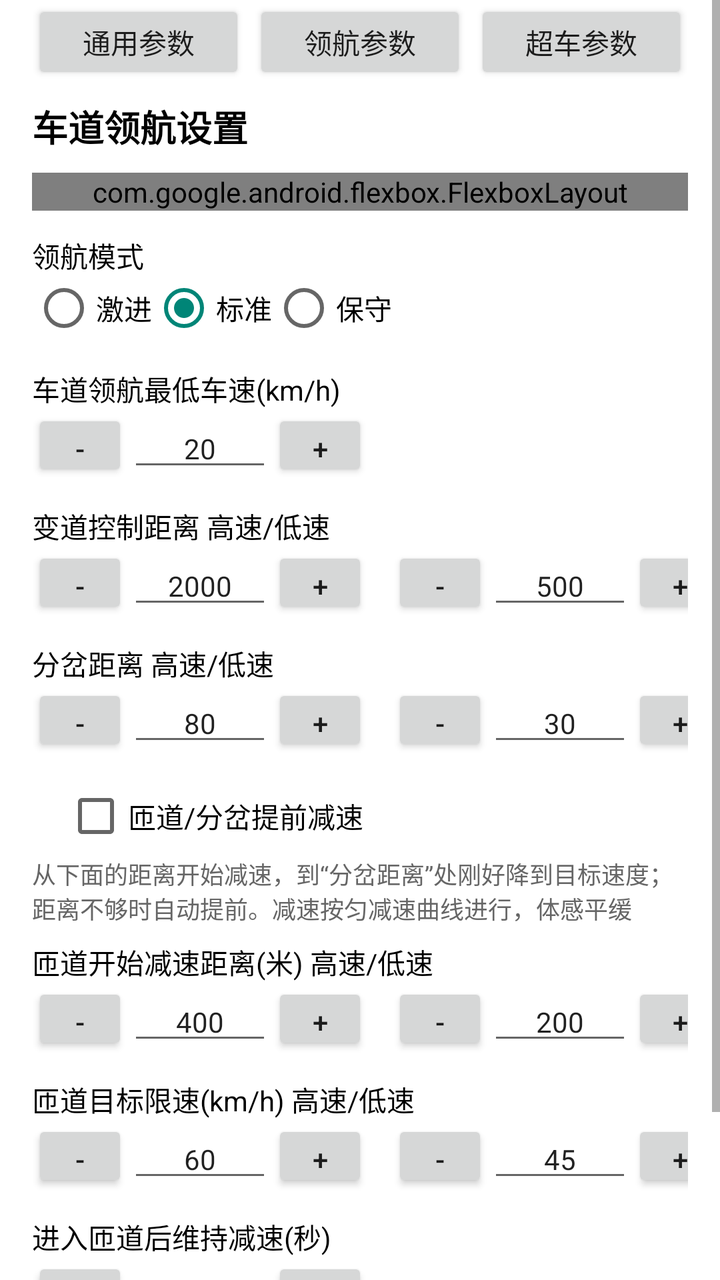
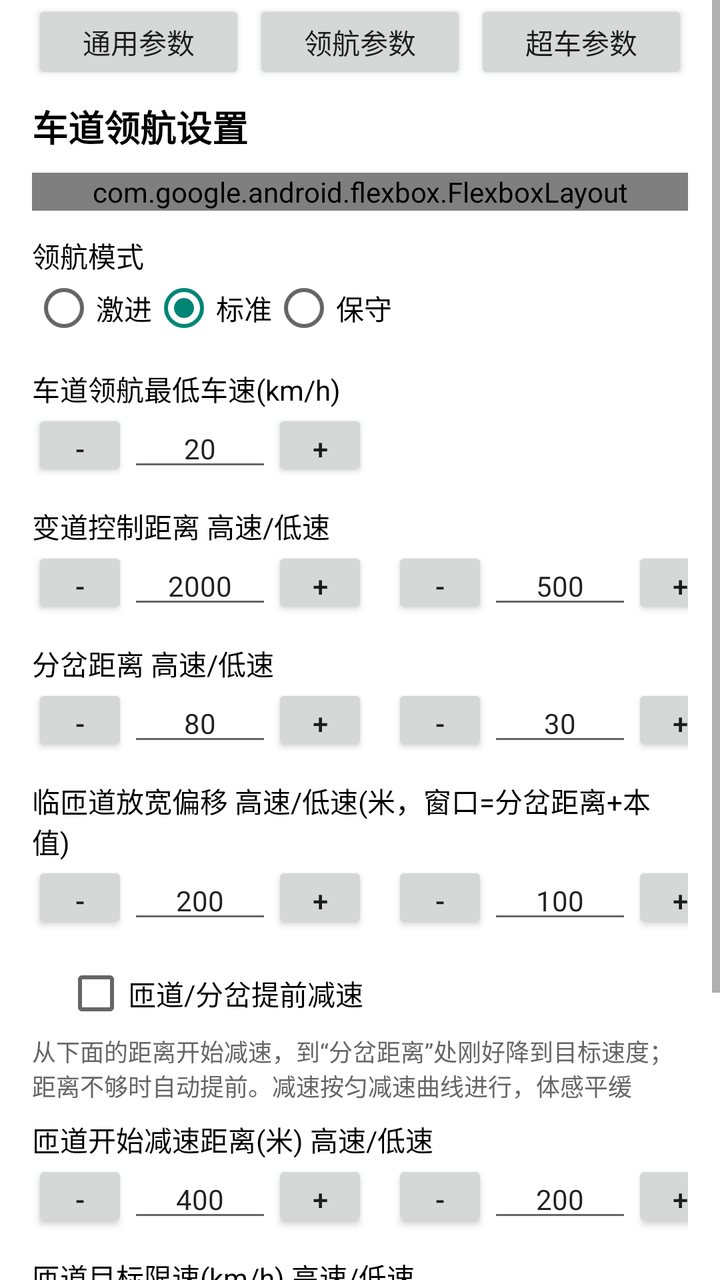

Screens rendered from an Android XML layout before and after an edit, with the pre-edit source and the edit as a unified diff.
<!-- AndroidManifest.xml: activity theme Theme.AppCompat.Light.NoActionBar -->
<!-- res/layout/activity_nav_setting.xml -->
<?xml version="1.0" encoding="utf-8"?>
<ScrollView xmlns:android="http://schemas.android.com/apk/res/android"
    xmlns:app="http://schemas.android.com/apk/res-auto"
    android:id="@+id/navSettingScrollView"
    android:layout_width="match_parent"
    android:layout_height="match_parent"
    android:background="#FFFFFF">

    <LinearLayout
        android:id="@+id/navSettingContent"
        android:layout_width="match_parent"
        android:layout_height="wrap_content"
        android:orientation="vertical"
        android:paddingStart="16dp"
        android:paddingEnd="16dp"
        android:paddingBottom="16dp">

        
        <LinearLayout
            android:layout_width="match_parent"
            android:layout_height="wrap_content"
            android:orientation="horizontal"
            android:layout_marginBottom="8dp">

            <Button
                android:id="@+id/btnGotoGeneral"
                android:layout_width="0dp"
                android:layout_height="wrap_content"
                android:layout_weight="1"
                android:minHeight="42dp"
                android:minWidth="0dp"
                android:paddingTop="6dp"
                android:paddingBottom="6dp"
                android:text="通用参数"
                android:textSize="14sp" />

            <Button
                android:id="@+id/btnGotoNav"
                android:layout_width="0dp"
                android:layout_height="wrap_content"
                android:layout_weight="1"
                android:layout_marginStart="4dp"
                android:minHeight="42dp"
                android:minWidth="0dp"
                android:paddingTop="6dp"
                android:paddingBottom="6dp"
                android:text="领航参数"
                android:textSize="14sp" />

            <Button
                android:id="@+id/btnGotoOvertake"
                android:layout_width="0dp"
                android:layout_height="wrap_content"
                android:layout_weight="1"
                android:layout_marginStart="4dp"
                android:minHeight="42dp"
                android:minWidth="0dp"
                android:paddingTop="6dp"
                android:paddingBottom="6dp"
                android:text="超车参数"
                android:textSize="14sp" />
        </LinearLayout>

        <TextView
            android:layout_width="wrap_content"
            android:layout_height="wrap_content"
            android:text="车道领航设置"
            android:textSize="18sp"
            android:textStyle="bold"
            android:textColor="#000000" />

        
        <com.google.android.flexbox.FlexboxLayout
            android:layout_width="match_parent"
            android:layout_height="wrap_content"
            android:layout_marginTop="10dp"
            app:flexDirection="row"
            app:flexWrap="wrap">

            <CheckBox
                android:id="@+id/cbNavSettingAppNavi"
                android:layout_width="wrap_content"
                android:layout_height="wrap_content"
                android:text="车道领航(高速)"
                android:textSize="14sp"
                android:textColor="#000000"
                android:padding="0dp" />

            <CheckBox
                android:id="@+id/cbNavSettingAppRoadNavi"
                android:layout_width="wrap_content"
                android:layout_height="wrap_content"
                android:layout_marginStart="16dp"
                android:text="车道领航(公路)"
                android:textSize="14sp"
                android:textColor="#000000"
                android:padding="0dp" />

            <CheckBox
                android:id="@+id/cbNavSettingSuggestLane"
                android:layout_width="wrap_content"
                android:layout_height="wrap_content"
                android:layout_marginStart="16dp"
                android:text="走推荐车道"
                android:textSize="14sp"
                android:textColor="#000000"
                android:padding="0dp" />

            <CheckBox
                android:id="@+id/cbNavSettingDisLane"
                android:layout_width="wrap_content"
                android:layout_height="wrap_content"
                android:layout_marginStart="16dp"
                android:text="避开禁行车道"
                android:textSize="14sp"
                android:textColor="#000000"
                android:padding="0dp" />

            <CheckBox
                android:id="@+id/cbNavSettingKeepLeft"
                android:layout_width="wrap_content"
                android:layout_height="wrap_content"
                android:layout_marginStart="16dp"
                android:text="提前靠左"
                android:textSize="14sp"
                android:textColor="#000000"
                android:padding="0dp" />

            <CheckBox
                android:id="@+id/cbNavSettingKeepRight"
                android:layout_width="wrap_content"
                android:layout_height="wrap_content"
                android:layout_marginStart="16dp"
                android:text="提前靠右"
                android:textSize="14sp"
                android:textColor="#000000"
                android:padding="0dp" />

            <CheckBox
                android:id="@+id/cbNavSettingVisionKeepRight"
                android:layout_width="wrap_content"
                android:layout_height="wrap_content"
                android:layout_marginStart="16dp"
                android:text="纯视觉提前靠右"
                android:textSize="14sp"
                android:textColor="#000000"
                android:padding="0dp" />

            <CheckBox
                android:id="@+id/cbNavSettingSafetyLegacy"
                android:layout_width="wrap_content"
                android:layout_height="wrap_content"
                android:layout_marginStart="16dp"
                android:text="宽松变道条件"
                android:textSize="14sp"
                android:textColor="#000000"
                android:padding="0dp" />

            <CheckBox
                android:id="@+id/cbNavSettingDriveLog"
                android:layout_width="wrap_content"
                android:layout_height="wrap_content"
                android:layout_marginStart="16dp"
                android:text="行车日志(调试用)"
                android:textSize="14sp"
                android:textColor="#000000"
                android:padding="0dp" />

            <CheckBox
                android:id="@+id/cbNavSettingSpeak"
                android:layout_width="wrap_content"
                android:layout_height="wrap_content"
                android:layout_marginStart="16dp"
                android:text="领航播报"
                android:textSize="14sp"
                android:textColor="#000000"
                android:padding="0dp" />

            <CheckBox
                android:id="@+id/cbNavSettingSpeakFirst"
                android:layout_width="wrap_content"
                android:layout_height="wrap_content"
                android:layout_marginStart="16dp"
                android:text="先播报后变道"
                android:textSize="14sp"
                android:textColor="#000000"
                android:padding="0dp" />

            <CheckBox
                android:id="@+id/cbNavSettingBlindDecSpeed"
                android:layout_width="wrap_content"
                android:layout_height="wrap_content"
                android:layout_marginStart="16dp"
                android:text="盲区有车时减速"
                android:textSize="14sp"
                android:textColor="#000000"
                android:padding="0dp" />

            <CheckBox
                android:id="@+id/cbNavSettingRoadMedian"
                android:layout_width="wrap_content"
                android:layout_height="wrap_content"
                android:layout_marginStart="16dp"
                android:text="有隔离带(公路)"
                android:textSize="14sp"
                android:textColor="#000000"
                android:padding="0dp" />

            <CheckBox
                android:id="@+id/cbNavSettingRightFirst"
                android:layout_width="wrap_content"
                android:layout_height="wrap_content"
                android:layout_marginStart="16dp"
                android:text="优先从右计算车道(公路)"
                android:textSize="14sp"
                android:textColor="#000000"
                android:padding="0dp" />

            <CheckBox
                android:id="@+id/cbNavSettingNavTurn"
                android:layout_width="wrap_content"
                android:layout_height="wrap_content"
                android:layout_marginStart="16dp"
                android:text="领航转弯"
                android:textSize="14sp"
                android:textColor="#000000"
                android:padding="0dp" />

            <CheckBox
                android:id="@+id/cbNavSettingLaneProb"
                android:layout_width="wrap_content"
                android:layout_height="wrap_content"
                android:layout_marginStart="16dp"
                android:text="使用车道置信度"
                android:textSize="14sp"
                android:textColor="#000000"
                android:padding="0dp" />

        </com.google.android.flexbox.FlexboxLayout>

        <TextView
            android:layout_width="wrap_content"
            android:layout_height="wrap_content"
            android:layout_marginTop="12dp"
            android:text="领航模式"
            android:textSize="14sp"
            android:textColor="#000000" />

        <RadioGroup
            android:id="@+id/rgNavSettingMode"
            android:layout_width="match_parent"
            android:layout_height="wrap_content"
            android:orientation="horizontal">

            <RadioButton
                android:id="@+id/rbNavSettingFastMode"
                android:layout_width="wrap_content"
                android:layout_height="wrap_content"
                android:text="激进"
                android:textSize="14sp"
                android:textColor="#000000" />

            <RadioButton
                android:id="@+id/rbNavSettingNormalMode"
                android:layout_width="wrap_content"
                android:layout_height="wrap_content"
                android:text="标准"
                android:textSize="14sp"
                android:textColor="#000000"
                android:checked="true" />

            <RadioButton
                android:id="@+id/rbNavSettingSlowMode"
                android:layout_width="wrap_content"
                android:layout_height="wrap_content"
                android:text="保守"
                android:textSize="14sp"
                android:textColor="#000000" />
        </RadioGroup>

        <TextView
            android:layout_width="wrap_content"
            android:layout_height="wrap_content"
            android:layout_marginTop="14dp"
            android:text="车道领航最低车速(km/h)"
            android:textSize="14sp"
            android:textColor="#000000" />

        <LinearLayout
            android:layout_width="wrap_content"
            android:layout_height="wrap_content"
            android:orientation="horizontal">

            <Button
                android:id="@+id/btnMinusNaviMinSpeed"
                android:layout_width="48dp"
                android:layout_height="36dp"
                android:text="-"
                android:textSize="14sp" />

            <EditText
                android:id="@+id/etNavNaviMinSpeed"
                android:layout_width="72dp"
                android:layout_height="36dp"
                android:inputType="number"
                android:gravity="center"
                android:text="20"
                android:textSize="14sp" />

            <Button
                android:id="@+id/btnPlusNaviMinSpeed"
                android:layout_width="48dp"
                android:layout_height="36dp"
                android:text="+"
                android:textSize="14sp" />
        </LinearLayout>

        <TextView
            android:layout_width="wrap_content"
            android:layout_height="wrap_content"
            android:layout_marginTop="12dp"
            android:text="变道控制距离 高速/低速"
            android:textSize="14sp"
            android:textColor="#000000" />

        <LinearLayout
            android:layout_width="wrap_content"
            android:layout_height="wrap_content"
            android:orientation="horizontal">

            <Button
                android:id="@+id/btnMinusAtcDistH"
                android:layout_width="48dp"
                android:layout_height="36dp"
                android:text="-"
                android:textSize="14sp" />

            <EditText
                android:id="@+id/etNavAtcDistH"
                android:layout_width="72dp"
                android:layout_height="36dp"
                android:inputType="number"
                android:gravity="center"
                android:text="2000"
                android:textSize="14sp" />

            <Button
                android:id="@+id/btnPlusAtcDistH"
                android:layout_width="48dp"
                android:layout_height="36dp"
                android:text="+"
                android:textSize="14sp" />

            <Button
                android:id="@+id/btnMinusAtcDistL"
                android:layout_width="48dp"
                android:layout_height="36dp"
                android:layout_marginStart="12dp"
                android:text="-"
                android:textSize="14sp" />

            <EditText
                android:id="@+id/etNavAtcDistL"
                android:layout_width="72dp"
                android:layout_height="36dp"
                android:inputType="number"
                android:gravity="center"
                android:text="500"
                android:textSize="14sp" />

            <Button
                android:id="@+id/btnPlusAtcDistL"
                android:layout_width="48dp"
                android:layout_height="36dp"
                android:text="+"
                android:textSize="14sp" />
        </LinearLayout>

        <TextView
            android:layout_width="wrap_content"
            android:layout_height="wrap_content"
            android:layout_marginTop="12dp"
            android:text="分岔距离 高速/低速"
            android:textSize="14sp"
            android:textColor="#000000" />

        <LinearLayout
            android:layout_width="wrap_content"
            android:layout_height="wrap_content"
            android:orientation="horizontal">

            <Button
                android:id="@+id/btnMinusForkDistH"
                android:layout_width="48dp"
                android:layout_height="36dp"
                android:text="-"
                android:textSize="14sp" />

            <EditText
                android:id="@+id/etNavForkDistH"
                android:layout_width="72dp"
                android:layout_height="36dp"
                android:inputType="number"
                android:gravity="center"
                android:text="80"
                android:textSize="14sp" />

            <Button
                android:id="@+id/btnPlusForkDistH"
                android:layout_width="48dp"
                android:layout_height="36dp"
                android:text="+"
                android:textSize="14sp" />

            <Button
                android:id="@+id/btnMinusForkDistL"
                android:layout_width="48dp"
                android:layout_height="36dp"
                android:layout_marginStart="12dp"
                android:text="-"
                android:textSize="14sp" />

            <EditText
                android:id="@+id/etNavForkDistL"
                android:layout_width="72dp"
                android:layout_height="36dp"
                android:inputType="number"
                android:gravity="center"
                android:text="30"
                android:textSize="14sp" />

            <Button
                android:id="@+id/btnPlusForkDistL"
                android:layout_width="48dp"
                android:layout_height="36dp"
                android:text="+"
                android:textSize="14sp" />
        </LinearLayout>

        <CheckBox
            android:id="@+id/cbNavSettingRampSlowdown"
            android:layout_width="wrap_content"
            android:layout_height="wrap_content"
            android:layout_marginTop="14dp"
            android:layout_marginStart="16dp"
            android:text="匝道/分岔提前减速"
            android:textSize="14sp"
            android:textColor="#000000"
            android:padding="0dp" />

        <TextView
            android:id="@+id/tvRampDesc"
            android:layout_width="match_parent"
            android:layout_height="wrap_content"
            android:layout_marginTop="4dp"
            android:text="从下面的距离开始减速，到“分岔距离”处刚好降到目标速度；距离不够时自动提前。减速按匀减速曲线进行，体感平缓"
            android:textSize="12sp"
            android:textColor="#666666" />

        <TextView
            android:id="@+id/tvRampDistTitle"
            android:layout_width="wrap_content"
            android:layout_height="wrap_content"
            android:layout_marginTop="8dp"
            android:text="匝道开始减速距离(米) 高速/低速"
            android:textSize="14sp"
            android:textColor="#000000" />

        <LinearLayout
            android:id="@+id/layoutRampDist"
            android:layout_width="wrap_content"
            android:layout_height="wrap_content"
            android:orientation="horizontal">

            <Button
                android:id="@+id/btnMinusRampDistH"
                android:layout_width="48dp"
                android:layout_height="36dp"
                android:text="-"
                android:textSize="14sp" />

            <EditText
                android:id="@+id/etNavRampDistH"
                android:layout_width="72dp"
                android:layout_height="36dp"
                android:inputType="number"
                android:gravity="center"
                android:text="400"
                android:textSize="14sp" />

            <Button
                android:id="@+id/btnPlusRampDistH"
                android:layout_width="48dp"
                android:layout_height="36dp"
                android:text="+"
                android:textSize="14sp" />

            <Button
                android:id="@+id/btnMinusRampDistL"
                android:layout_width="48dp"
                android:layout_height="36dp"
                android:layout_marginStart="12dp"
                android:text="-"
                android:textSize="14sp" />

            <EditText
                android:id="@+id/etNavRampDistL"
                android:layout_width="72dp"
                android:layout_height="36dp"
                android:inputType="number"
                android:gravity="center"
                android:text="200"
                android:textSize="14sp" />

            <Button
                android:id="@+id/btnPlusRampDistL"
                android:layout_width="48dp"
                android:layout_height="36dp"
                android:text="+"
                android:textSize="14sp" />
        </LinearLayout>

        <TextView
            android:id="@+id/tvRampSpeedTitle"
            android:layout_width="wrap_content"
            android:layout_height="wrap_content"
            android:layout_marginTop="12dp"
            android:text="匝道目标限速(km/h) 高速/低速"
            android:textSize="14sp"
            android:textColor="#000000" />

        <LinearLayout
            android:id="@+id/layoutRampSpeed"
            android:layout_width="wrap_content"
            android:layout_height="wrap_content"
            android:orientation="horizontal">

            <Button
                android:id="@+id/btnMinusRampSpeedH"
                android:layout_width="48dp"
                android:layout_height="36dp"
                android:text="-"
                android:textSize="14sp" />

            <EditText
                android:id="@+id/etNavRampSpeedH"
                android:layout_width="72dp"
                android:layout_height="36dp"
                android:inputType="number"
                android:gravity="center"
                android:text="60"
                android:textSize="14sp" />

            <Button
                android:id="@+id/btnPlusRampSpeedH"
                android:layout_width="48dp"
                android:layout_height="36dp"
                android:text="+"
                android:textSize="14sp" />

            <Button
                android:id="@+id/btnMinusRampSpeedL"
                android:layout_width="48dp"
                android:layout_height="36dp"
                android:layout_marginStart="12dp"
                android:text="-"
                android:textSize="14sp" />

            <EditText
                android:id="@+id/etNavRampSpeedL"
                android:layout_width="72dp"
                android:layout_height="36dp"
                android:inputType="number"
                android:gravity="center"
                android:text="45"
                android:textSize="14sp" />

            <Button
                android:id="@+id/btnPlusRampSpeedL"
                android:layout_width="48dp"
                android:layout_height="36dp"
                android:text="+"
                android:textSize="14sp" />
        </LinearLayout>

        <TextView
            android:id="@+id/tvRampHoldTitle"
            android:layout_width="wrap_content"
            android:layout_height="wrap_content"
            android:layout_marginTop="12dp"
            android:text="进入匝道后维持减速(秒)"
            android:textSize="14sp"
            android:textColor="#000000" />

        <LinearLayout
            android:id="@+id/layoutRampHold"
            android:layout_width="wrap_content"
            android:layout_height="wrap_content"
            android:orientation="horizontal">

            <Button
                android:id="@+id/btnMinusRampHold"
                android:layout_width="48dp"
                android:layout_height="36dp"
                android:text="-"
                android:textSize="14sp" />

            <EditText
                android:id="@+id/etNavRampHold"
                android:layout_width="72dp"
                android:layout_height="36dp"
                android:inputType="number"
                android:gravity="center"
                android:text="10"
                android:textSize="14sp" />

            <Button
                android:id="@+id/btnPlusRampHold"
                android:layout_width="48dp"
                android:layout_height="36dp"
                android:text="+"
                android:textSize="14sp" />
        </LinearLayout>

        <LinearLayout
            android:layout_width="match_parent"
            android:layout_height="wrap_content"
            android:layout_marginTop="20dp"
            android:orientation="horizontal">

            <Button
                android:id="@+id/btnSaveNavSetting"
                android:layout_width="wrap_content"
                android:layout_height="36dp"
                android:text="保存"
                android:textSize="14sp" />

            <Button
                android:id="@+id/btnCancelNavSetting"
                android:layout_width="wrap_content"
                android:layout_height="36dp"
                android:layout_marginStart="12dp"
                android:text="返回"
                android:textSize="14sp" />
        </LinearLayout>

    </LinearLayout>
</ScrollView>
<!-- resources referenced by this layout -->
<resources>

</resources>

<!-- the commit's change to res/layout/activity_nav_setting.xml (unified diff, before → after) -->
@@ -157,6 +157,16 @@
                 android:padding="0dp" />
 
             <CheckBox
+                android:id="@+id/cbNavSettingLastLaneSuppress"
+                android:layout_width="wrap_content"
+                android:layout_height="wrap_content"
+                android:layout_marginStart="16dp"
+                android:text="车辆已靠边后禁止继续变道"
+                android:textSize="14sp"
+                android:textColor="#000000"
+                android:padding="0dp" />
+
+            <CheckBox
                 android:id="@+id/cbNavSettingDriveLog"
                 android:layout_width="wrap_content"
                 android:layout_height="wrap_content"
@@ -431,6 +441,67 @@
 
             <Button
                 android:id="@+id/btnPlusForkDistL"
+                android:layout_width="48dp"
+                android:layout_height="36dp"
+                android:text="+"
+                android:textSize="14sp" />
+        </LinearLayout>
+
+        <TextView
+            android:layout_width="wrap_content"
+            android:layout_height="wrap_content"
+            android:layout_marginTop="12dp"
+            android:text="临匝道放宽偏移 高速/低速(米，窗口=分岔距离+本值)"
+            android:textSize="14sp"
+            android:textColor="#000000" />
+
+        <LinearLayout
+            android:layout_width="wrap_content"
+            android:layout_height="wrap_content"
+            android:orientation="horizontal">
+
+            <Button
+                android:id="@+id/btnMinusRelaxOffsetH"
+                android:layout_width="48dp"
+                android:layout_height="36dp"
+                android:text="-"
+                android:textSize="14sp" />
+
+            <EditText
+                android:id="@+id/etNavRelaxOffsetH"
+                android:layout_width="72dp"
+                android:layout_height="36dp"
+                android:inputType="number"
+                android:gravity="center"
+                android:text="200"
+                android:textSize="14sp" />
+
+            <Button
+                android:id="@+id/btnPlusRelaxOffsetH"
+                android:layout_width="48dp"
+                android:layout_height="36dp"
+                android:text="+"
+                android:textSize="14sp" />
+
+            <Button
+                android:id="@+id/btnMinusRelaxOffsetL"
+                android:layout_width="48dp"
+                android:layout_height="36dp"
+                android:layout_marginStart="12dp"
+                android:text="-"
+                android:textSize="14sp" />
+
+            <EditText
+                android:id="@+id/etNavRelaxOffsetL"
+                android:layout_width="72dp"
+                android:layout_height="36dp"
+                android:inputType="number"
+                android:gravity="center"
+                android:text="100"
+                android:textSize="14sp" />
+
+            <Button
+                android:id="@+id/btnPlusRelaxOffsetL"
                 android:layout_width="48dp"
                 android:layout_height="36dp"
                 android:text="+"
